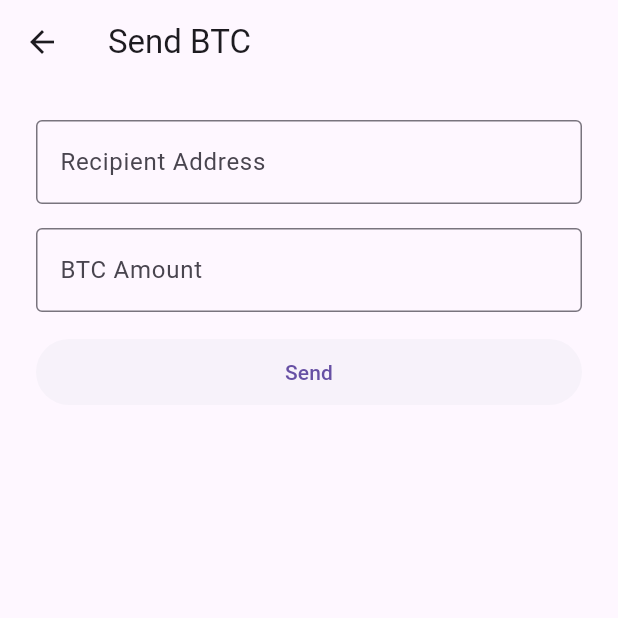
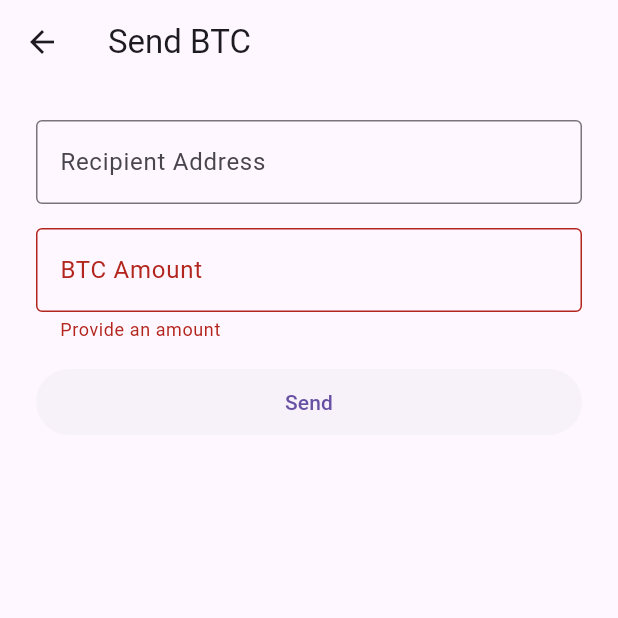
Before and after one commit to pepsighan/polywallet, a Flutter app: the SendPage screen opened directly with empty values, after a tap on "Send", on a phone screen of 412 x 824 dp, the top half of it. Run offline on Flutter 3.47's test engine with Material 2 defaults, Android fonts, the phone set to English and light mode, and no system bars; our stand-ins replace flutter_secure_storage; missing offline and left inert: bip39; accounts and stored records are empty.

Commit message:
Validate the amount field

```diff
--- a/lib/pages/send.dart
+++ b/lib/pages/send.dart
@@ -1,4 +1,5 @@
 import 'package:flutter/material.dart';
+import 'package:flutter/services.dart';
 import 'package:polywallet/store/tokens.dart';
 
 class SendPage extends StatefulWidget {
@@ -11,8 +12,16 @@ class SendPage extends StatefulWidget {
 }
 
 class _SendPageState extends State<SendPage> {
+  final _formKey = GlobalKey<FormState>();
   final _recipientField = TextEditingController();
   final _amountField = TextEditingController();
+
+  Future<void> _onSend() async {
+    final valid = _formKey.currentState?.validate();
+    if (valid != true) {
+      return;
+    }
+  }
 
   @override
   Widget build(BuildContext context) {
@@ -20,12 +29,14 @@ class _SendPageState extends State<SendPage> {
       appBar: AppBar(
         title: Text('Send ${widget.token.ticker}'),
       ),
-      body: ListView(
+      body: Form(
+        key: _formKey,
+        child: ListView(
           padding: const EdgeInsets.symmetric(horizontal: 24),
           children: [
             Container(
               margin: const EdgeInsets.only(top: 24),
-            child: TextField(
+              child: TextFormField(
                 controller: _recipientField,
                 decoration: const InputDecoration(
                   label: Text('Recipient Address'),
@@ -35,23 +46,34 @@ class _SendPageState extends State<SendPage> {
             ),
             Container(
               margin: const EdgeInsets.only(top: 16),
-            child: TextField(
+              child: TextFormField(
                 controller: _amountField,
                 decoration: InputDecoration(
                   label: Text('${widget.token.ticker} Amount'),
                   border: const OutlineInputBorder(),
                 ),
+                inputFormatters: [
+                  FilteringTextInputFormatter.allow(RegExp(r'^\d*\.?\d*$'))
+                ],
+                keyboardType: const TextInputType.numberWithOptions(
+                  decimal: true,
+                  signed: false,
+                ),
+                validator: (text) => (double.tryParse(text ?? '') ?? 0) == 0
+                    ? 'Provide an amount'
+                    : null,
               ),
             ),
             Container(
               margin: const EdgeInsets.only(top: 16),
               child: ElevatedButton(
-              onPressed: () {},
+                onPressed: _onSend,
                 child: const Text('Send'),
               ),
             )
           ],
         ),
+      ),
     );
   }
 }
```
Lines whose indentation alone changed are shown as unchanged.
